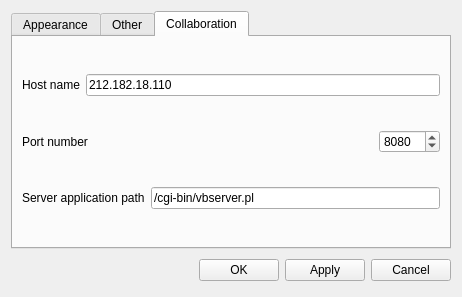
Before: the Qt Designer form settingsdialog.ui in nsbuilder-hub/nsbuilder, drawn with Qt 5.
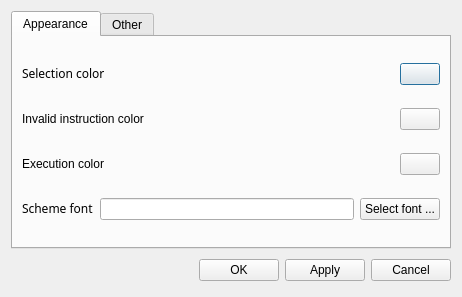
After: the same form once the commit is applied.

Commit message: removing "server settings" tab in Settings

Diff of the .ui file:
```diff
--- a/settingsdialog.ui
+++ b/settingsdialog.ui
@@ -294,88 +294,7 @@
         </layout>
        </item>
       </layout>
-     </widget>
-     <widget class="QWidget" name="tab_2" >
-      <attribute name="title" >
-       <string>Collaboration</string>
-      </attribute>
-      <layout class="QVBoxLayout" >
-       <item>
-        <layout class="QHBoxLayout" >
-         <item>
-          <widget class="QLabel" name="label_6" >
-           <property name="text" >
-            <string>Host name</string>
-           </property>
-          </widget>
-         </item>
-         <item>
-          <widget class="QLineEdit" name="putHostNameLE" >
-           <property name="text" >
-            <string>212.182.18.110</string>
-           </property>
-          </widget>
-         </item>
-        </layout>
-       </item>
-       <item>
-        <layout class="QHBoxLayout" >
-         <item>
-          <widget class="QLabel" name="label_7" >
-           <property name="text" >
-            <string>Port number</string>
-           </property>
-          </widget>
-         </item>
-         <item>
-          <layout class="QHBoxLayout" >
-           <item>
-            <spacer>
-             <property name="orientation" >
-              <enum>Qt::Horizontal</enum>
-             </property>
-             <property name="sizeHint" >
-              <size>
-               <width>41</width>
-               <height>20</height>
-              </size>
-             </property>
-            </spacer>
-           </item>
-           <item>
-            <widget class="QSpinBox" name="putPortNumberSB" >
-             <property name="maximum" >
-              <number>65535</number>
-             </property>
-             <property name="value" >
-              <number>8080</number>
-             </property>
-            </widget>
-           </item>
-          </layout>
-         </item>
-        </layout>
-       </item>
-       <item>
-        <layout class="QHBoxLayout" >
-         <item>
-          <widget class="QLabel" name="label_8" >
-           <property name="text" >
-            <string>Server application path</string>
-           </property>
-          </widget>
-         </item>
-         <item>
-          <widget class="QLineEdit" name="putAppNameLE" >
-           <property name="text" >
-            <string>/cgi-bin/vbserver.pl</string>
-           </property>
-          </widget>
-         </item>
-        </layout>
-       </item>
-      </layout>
-     </widget>
+     </widget>     
     </widget>
    </item>
    <item>
```
The commit also changes 1 other file.
